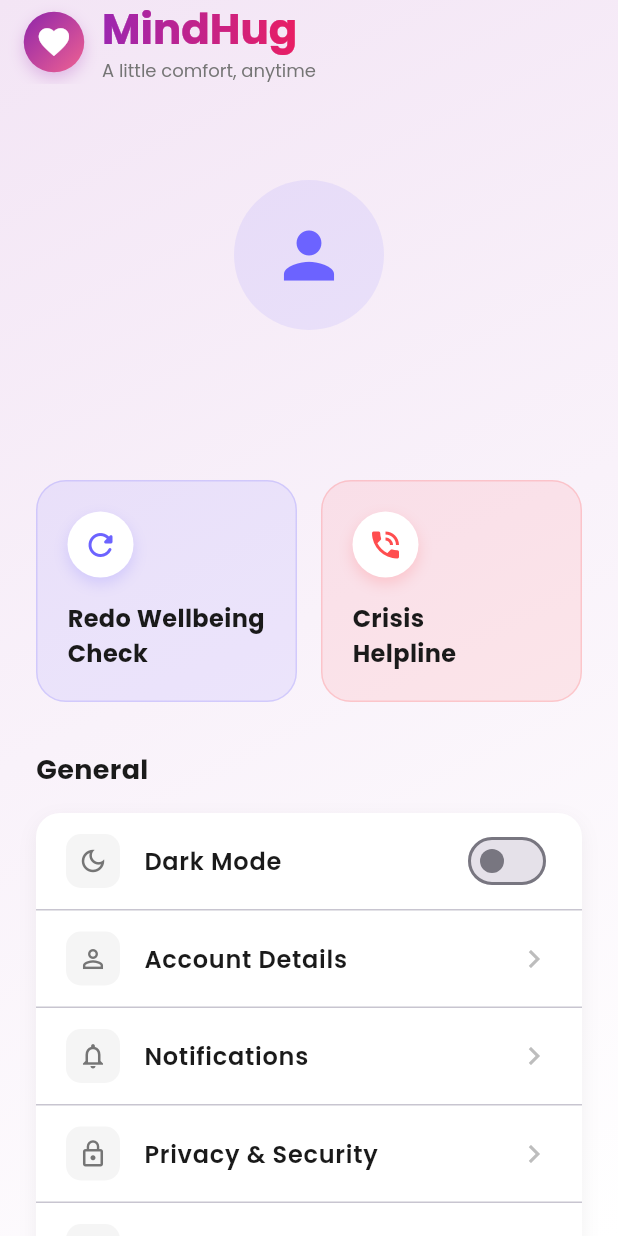
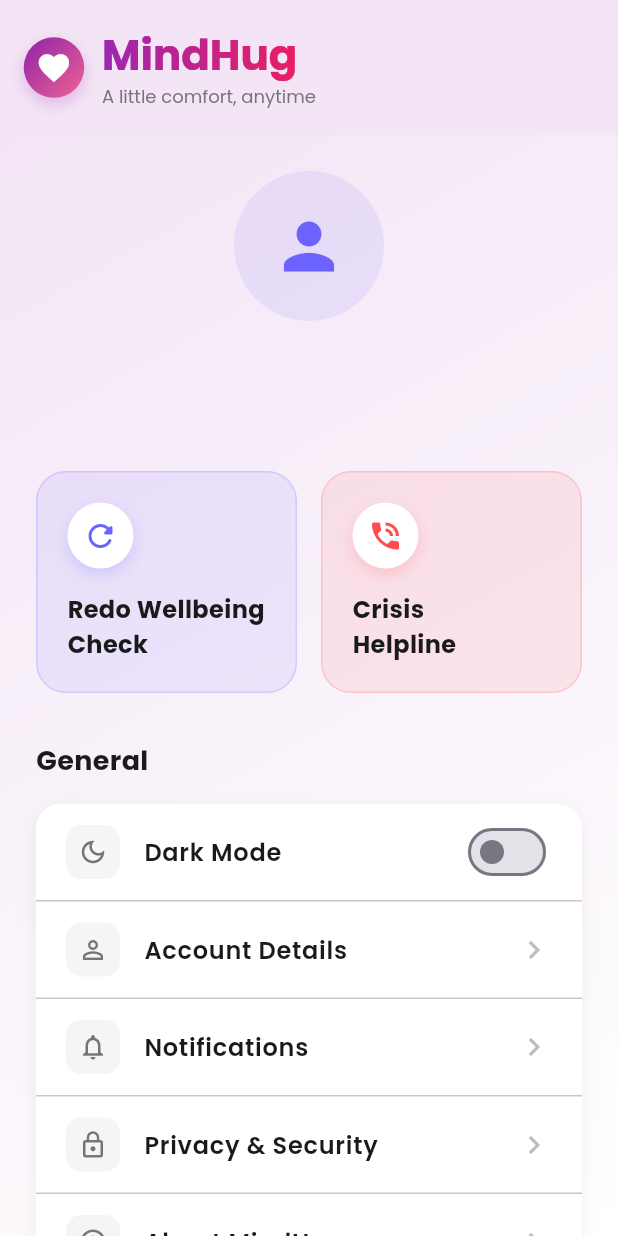
Before and after one commit to kushanitharushika/mindhug, a Flutter app: the screen it shows once a user with an empty profile is signed in, after a tap on the "person" icon, on a phone screen of 412 x 824 dp. Run offline on Flutter 3.47's test engine with Material 3 defaults, Android fonts, the phone set to English and light mode, and no system bars; our stand-ins replace firebase_auth, firebase_core, google_fonts, image_picker, shared_preferences; accounts and stored records are empty.

Commit message:
feat: implement profile photo upload and standardize app bar layout

```diff
--- a/lib/core/storage/local_storage.dart
+++ b/lib/core/storage/local_storage.dart
@@ -42,11 +42,15 @@ class LocalStorage {
     required String name,
     required String email,
     required String phone,
+    String? avatarPath,
   }) async {
     final prefs = await SharedPreferences.getInstance();
     await prefs.setString('user_name', name);
     await prefs.setString('user_email', email);
     await prefs.setString('user_phone', phone);
+    if (avatarPath != null) {
+      await prefs.setString('user_avatar', avatarPath);
+    }
   }
 
   /// Get user profile
@@ -56,6 +60,7 @@ class LocalStorage {
       'name': prefs.getString('user_name') ?? 'John Doe',
       'email': prefs.getString('user_email') ?? 'john.doe@example.com',
       'phone': prefs.getString('user_phone') ?? '+1 234 567 890',
+      'avatar': prefs.getString('user_avatar') ?? '',
     };
   }
 }
--- a/lib/screens/home/home_screen.dart
+++ b/lib/screens/home/home_screen.dart
@@ -85,6 +85,7 @@ class _HomeScreenState extends State<HomeScreen> {
       appBar: AppBar(
         automaticallyImplyLeading: false,
         backgroundColor: Theme.of(context).scaffoldBackgroundColor,
+        toolbarHeight: 90,
         elevation: 0,
         title: const MindHugLogo(size: 40),
         actions: [
--- a/lib/screens/profile/profile_screen.dart
+++ b/lib/screens/profile/profile_screen.dart
@@ -1,3 +1,4 @@
+import 'dart:io';
 import 'package:flutter/material.dart';
 import '../../core/theme/app_colors.dart';
 import '../../core/theme/theme_manager.dart';
@@ -17,6 +18,7 @@ class ProfileScreen extends StatefulWidget {
 class _ProfileScreenState extends State<ProfileScreen> {
   String _name = 'John Doe';
   String _email = 'john.doe@example.com';
+  String? _avatarPath;
 
   @override
   void initState() {
@@ -29,6 +31,10 @@ class _ProfileScreenState extends State<ProfileScreen> {
     setState(() {
       _name = data['name']!;
       _email = data['email']!;
+      _avatarPath = data['avatar'];
+      if (_avatarPath != null && _avatarPath!.isEmpty) {
+        _avatarPath = null;
+      }
     });
   }
 
@@ -38,12 +44,14 @@ class _ProfileScreenState extends State<ProfileScreen> {
     final textColor = isDark ? Colors.white : AppColors.textPrimary;
     final subTextColor = isDark ? Colors.white70 : AppColors.textSecondary;
     final cardColor = isDark ? AppColors.surfaceDark : Colors.white;
+    final appBarColor = isDark ? const Color(0xFF121212) : Colors.purple.shade50;
 
     return Scaffold(
-      extendBodyBehindAppBar: true,
+      // extendBodyBehindAppBar: true,
       appBar: AppBar(
         automaticallyImplyLeading: false,
-        backgroundColor: Colors.transparent,
+        backgroundColor: appBarColor,
+        toolbarHeight: 90,
         elevation: 0,
         title: const MindHugLogo(size: 40),
       ),
@@ -63,7 +71,7 @@ class _ProfileScreenState extends State<ProfileScreen> {
         ),
         child: ListView(
           physics: const AlwaysScrollableScrollPhysics(),
-          padding: const EdgeInsets.fromLTRB(24, 120, 24, 30),
+          padding: const EdgeInsets.fromLTRB(24, 24, 24, 30),
           children: [
 
               // Header
@@ -73,11 +81,16 @@ class _ProfileScreenState extends State<ProfileScreen> {
                     CircleAvatar(
                       radius: 50,
                       backgroundColor: AppColors.primary.withOpacity(0.1),
-                      child: const Icon(
-                        Icons.person,
-                        size: 50,
-                        color: AppColors.primary,
-                      ),
+                      backgroundImage: _avatarPath != null && File(_avatarPath!).existsSync()
+                          ? FileImage(File(_avatarPath!))
+                          : null,
+                      child: _avatarPath == null
+                          ? const Icon(
+                              Icons.person,
+                              size: 50,
+                              color: AppColors.primary,
+                            )
+                          : null,
                     ),
                     const SizedBox(height: 16),
                     Text(
--- a/pubspec.yaml
+++ b/pubspec.yaml
@@ -43,6 +43,7 @@ dependencies:
   firebase_core: ^3.6.0
   firebase_auth: ^5.3.1
   cloud_firestore: ^5.5.0
+  image_picker: ^1.2.1
 
 
 dev_dependencies:
```
Also changed, not shown: lib/screens/exercises/exercises_screen.dart (+5 -3 lines), lib/screens/journal/journal_screen.dart (+5 -3 lines), lib/screens/profile/account_details_screen.dart (+33 -4 lines), pubspec.lock, 5 other files.
